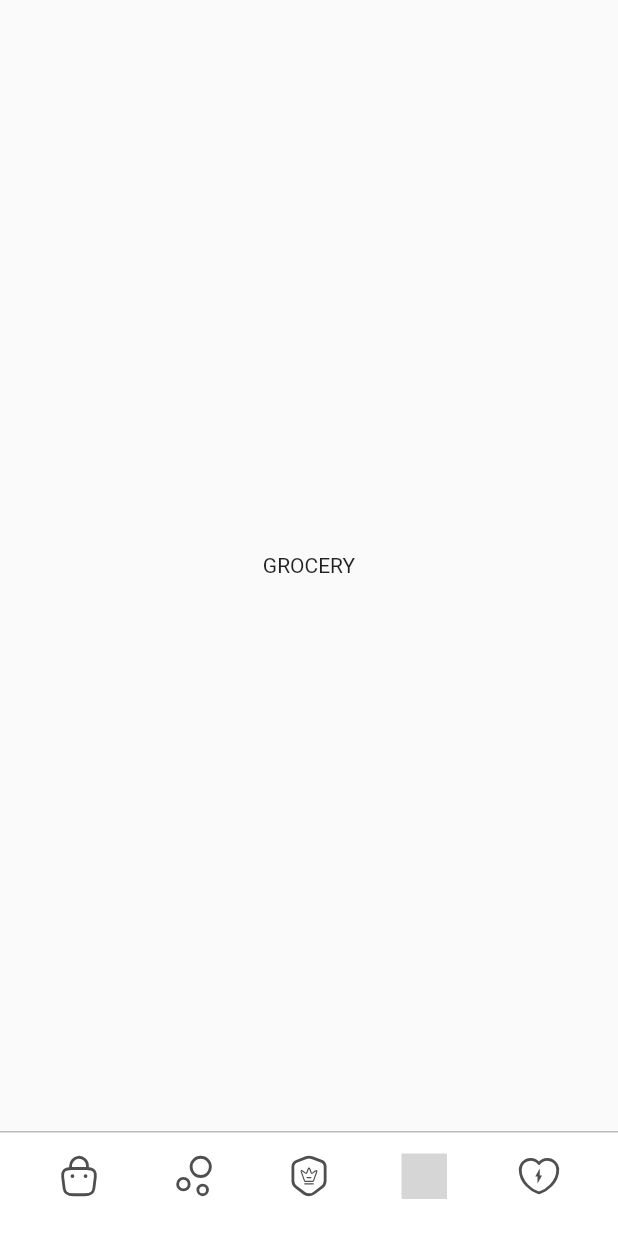
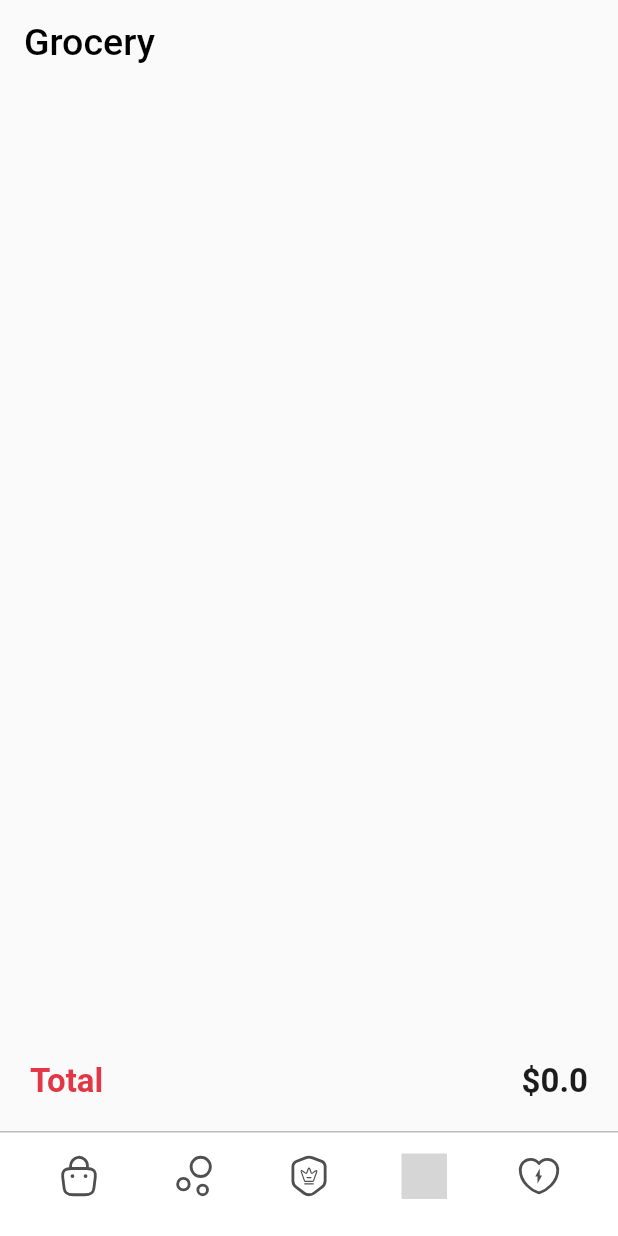
Before and after one commit to Abduraimoff/flutter_zomato_app, a Flutter app: the screen it shows after launch, item 4 of the bottom bar chosen, on a phone screen of 412 x 824 dp. Run offline on Flutter 3.47's test engine with Material 2 defaults, Android fonts, the phone set to English and light mode, and no system bars; our stand-ins replace dots_indicator, flutter_svg; grey boxes are pictures that could not be loaded.

Commit message:
cart page

```diff
--- /dev/null
+++ b/lib/pages/cart_page.dart
@@ -0,0 +1,70 @@
+import 'package:flutter/material.dart';
+import 'package:provider/provider.dart';
+import 'package:zomato_app/app_color.dart';
+
+import 'package:zomato_app/providers/cart_provider.dart';
+import 'package:zomato_app/widgets/cart_tile.dart';
+
+class CartPage extends StatelessWidget {
+  const CartPage({Key? key}) : super(key: key);
+
+  @override
+  Widget build(BuildContext context) {
+    return Scaffold(
+      appBar: AppBar(
+        backgroundColor: Colors.transparent,
+        elevation: 0,
+        centerTitle: false,
+        title: const Text(
+          'Grocery',
+          style: TextStyle(color: Colors.black, fontSize: 25),
+        ),
+      ),
+      body: Column(
+        crossAxisAlignment: CrossAxisAlignment.start,
+        children: [
+          Expanded(
+            child: ListView.builder(
+              shrinkWrap: true,
+              physics: const NeverScrollableScrollPhysics(),
+              itemCount: context.watch<CartProvider>().food.length,
+              itemBuilder: (context, index) {
+                return SizedBox(
+                  height: 60,
+                  child: CartTile(
+                    food: context.watch<CartProvider>().food[index],
+                  ),
+                );
+              },
+            ),
+          ),
+          const Spacer(),
+          Padding(
+            padding: const EdgeInsets.all(20),
+            child: Row(
+              mainAxisAlignment: MainAxisAlignment.spaceBetween,
+              children: [
+                const Text(
+                  'Total',
+                  style: TextStyle(
+                    fontSize: 22,
+                    color: AppColor.kRedColor,
+                    fontWeight: FontWeight.w600,
+                  ),
+                ),
+                Text(
+                  '\$${context.watch<CartProvider>().getTotalPrice()}',
+                  style: const TextStyle(
+                    fontSize: 22,
+                    color: AppColor.kyCoalColor,
+                    fontWeight: FontWeight.w600,
+                  ),
+                ),
+              ],
+            ),
+          ),
+        ],
+      ),
+    );
+  }
+}
--- a/lib/pages/detail_page.dart
+++ b/lib/pages/detail_page.dart
@@ -3,7 +3,6 @@ import 'package:provider/provider.dart';
 import 'package:zomato_app/app_color.dart';
 import 'package:zomato_app/data/food_model.dart';
 import 'package:zomato_app/providers/cart_provider.dart';
-import 'package:zomato_app/widgets/price_widget.dart';
 
 class DetailPage extends StatefulWidget {
   final Food food;
--- a/lib/pages/root_page.dart
+++ b/lib/pages/root_page.dart
@@ -1,5 +1,6 @@
 import 'package:flutter/material.dart';
 import 'package:zomato_app/data/icons_data.dart';
+import 'package:zomato_app/pages/cart_page.dart';
 import 'package:zomato_app/pages/home_page.dart';
 
 class RootPage extends StatefulWidget {
@@ -16,7 +17,7 @@ class _RootPageState extends State<RootPage> {
     HomePage(),
     Center(child: Text('Go Out')),
     Center(child: Text('Pro')),
-    Center(child: Text('GROCERY')),
+    CartPage(),
     Center(child: Text('Profile')),
   ];
 
```
Also changed, not shown: lib/widgets/cart_tile.dart (added, +58 -0 lines).
